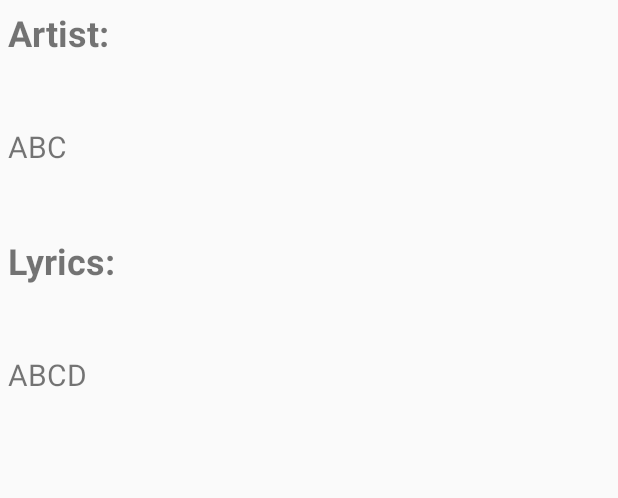
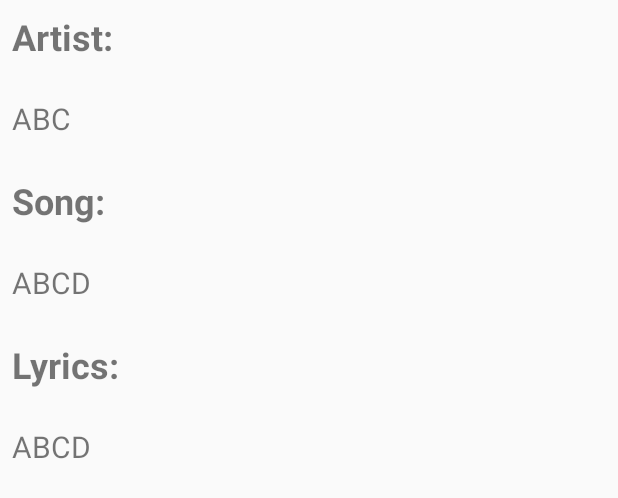
Before and after one commit to JanaCZek/A5PMA, an Android app: the layout lyrics_layout.xml on its own in the app's theme, with its tools: preview values and no code run, on a phone screen of 412 x 824 dp. Shown: the top 498 px of the screen. Run offline under Robolectric (Android 15) with nearby library versions, the phone set to English and light mode, and no system bars.

Commit message:
Práce na historii
Request stále nefunguje

```diff
--- a/app/build.gradle
+++ b/app/build.gradle
@@ -26,4 +26,7 @@ dependencies {
     testImplementation 'junit:junit:4.12'
     androidTestImplementation 'androidx.test.ext:junit:1.1.0'
     androidTestImplementation 'androidx.test.espresso:espresso-core:3.1.1'
+    implementation 'com.android.support:recyclerview-v7:28.0.0'
+    implementation 'com.github.bumptech.glide:glide:4.9.0'
+    annotationProcessor 'com.github.bumptech.glide:compiler:4.9.0'
 }
--- a/app/src/main/AndroidManifest.xml
+++ b/app/src/main/AndroidManifest.xml
@@ -3,6 +3,7 @@
     package="cz.utb.fai.lyricsapp">
 
     <uses-permission android:name="android.permission.INTERNET" />
+    <uses-permission android:name="android.permission.ACCESS_NETWORK_STATE" />
 
     <application
         android:allowBackup="true"
@@ -11,7 +12,8 @@
         android:roundIcon="@mipmap/ic_launcher_round"
         android:supportsRtl="true"
         android:theme="@style/Theme.AppCompat.Light">
-        <activity android:name=".LyricsActivity"></activity>
+        <activity android:name=".HistoryActivity"></activity>
+        <activity android:name=".LyricsActivity" />
         <activity
             android:name=".SplashActivity"
             android:theme="@style/Theme.AppCompat.Light.NoActionBar">
--- a/app/src/main/res/layout/lyrics_layout.xml
+++ b/app/src/main/res/layout/lyrics_layout.xml
@@ -3,14 +3,14 @@
     android:layout_width="match_parent"
     android:layout_height="match_parent"
     android:orientation="vertical"
-    android:padding="8px">
+    android:padding="8dp">
 
     <TextView
         android:id="@+id/artistLabel"
         android:layout_width="match_parent"
         android:layout_height="wrap_content"
         android:layout_weight="1"
-        android:text="Artist:"
+        android:text="@string/artistLabel"
         android:textSize="24sp"
         android:textStyle="bold" />
 
@@ -23,11 +23,28 @@
         android:textSize="20sp" />
 
     <TextView
+        android:id="@+id/songLabel"
+        android:layout_width="match_parent"
+        android:layout_height="wrap_content"
+        android:layout_weight="1"
+        android:text="@string/songLabel"
+        android:textSize="24sp"
+        android:textStyle="bold" />
+
+    <TextView
+        android:id="@+id/songTextView"
+        android:layout_width="match_parent"
+        android:layout_height="wrap_content"
+        android:layout_weight="1"
+        android:text="ABCD"
+        android:textSize="20sp" />
+
+    <TextView
         android:id="@+id/lyricsLabel"
         android:layout_width="match_parent"
         android:layout_height="wrap_content"
         android:layout_weight="1"
-        android:text="Lyrics:"
+        android:text="@string/lyricsLabel"
         android:textSize="24sp"
         android:textStyle="bold" />
 
@@ -35,7 +52,7 @@
         android:id="@+id/lyricsTextView"
         android:layout_width="match_parent"
         android:layout_height="wrap_content"
-        android:layout_weight="12"
+        android:layout_weight="20"
         android:text="ABCD"
         android:textSize="20sp" />
 </LinearLayout>
--- a/app/src/main/res/values/strings.xml
+++ b/app/src/main/res/values/strings.xml
@@ -4,4 +4,7 @@
     <string name="artistHint">Artist name (optional)</string>
     <string name="searchText">Search</string>
     <string name="viewHistoryText">View History</string>
+    <string name="artistLabel">Artist:</string>
+    <string name="songLabel">Song:</string>
+    <string name="lyricsLabel">Lyrics:</string>
 </resources>
```
Also changed, not shown: app/src/main/java/cz/utb/fai/lyricsapp/HistoryActivity.java (added, +14 -0 lines), app/src/main/java/cz/utb/fai/lyricsapp/LyricsActivity.java (+23 -0 lines), app/src/main/java/cz/utb/fai/lyricsapp/MainActivity.java (+5 -11 lines), app/src/main/res/layout/history_item.xml (added, +22 -0 lines), app/src/main/res/layout/history_layout.xml (added, +15 -0 lines).
